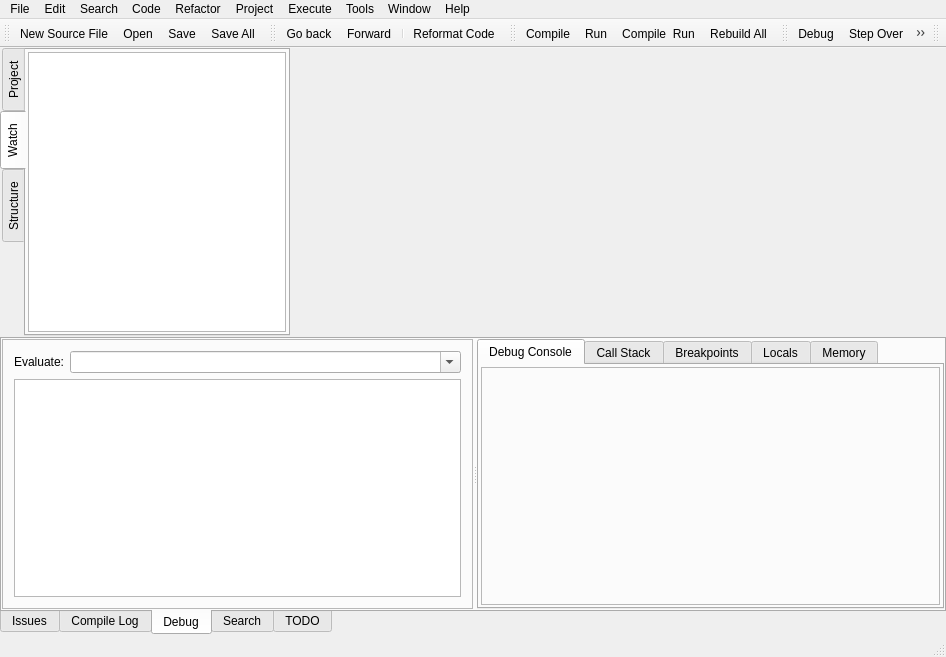
The window that RedPandaIDE/mainwindow.ui (royqh1979/RedPanda-CPP) describes before a commit, drawn with Qt 5.
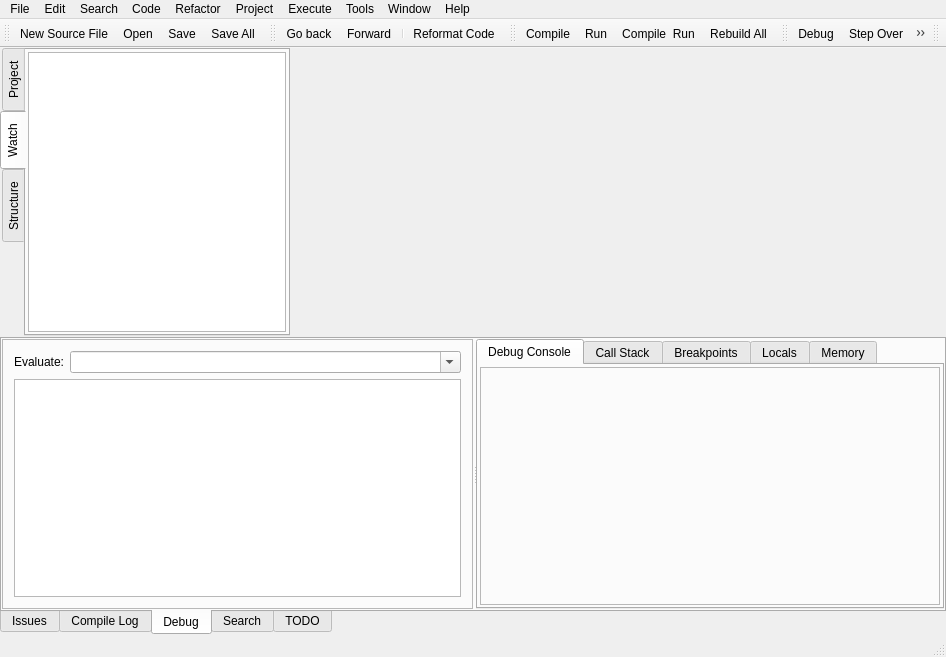
The same window after the commit. The open tabs and pages were chosen to show the change. Icons and pictures are not drawn. Custom widgets are drawn as their Qt base class.

Diff of the .ui file:
```diff
--- a/RedPandaIDE/mainwindow.ui
+++ b/RedPandaIDE/mainwindow.ui
@@ -387,6 +387,9 @@
          <string>Debug</string>
         </attribute>
         <layout class="QHBoxLayout" name="horizontalLayout_4">
+         <property name="spacing">
+          <number>7</number>
+         </property>
          <property name="leftMargin">
           <number>0</number>
          </property>
@@ -404,6 +407,9 @@
            <property name="orientation">
             <enum>Qt::Horizontal</enum>
            </property>
+           <property name="handleWidth">
+            <number>3</number>
+           </property>
            <widget class="QFrame" name="frmEvaluate">
             <property name="frameShape">
              <enum>QFrame::StyledPanel</enum>
```
Left out of the diff: 8 changed lines with no effect on the pictures.
